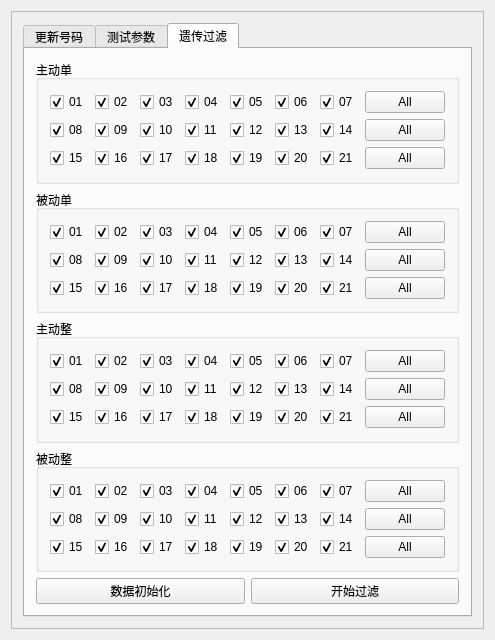
This is mainwindow.ui in samksan/QTCP115 as Qt 5 draws it before an edit. The edited form follows.
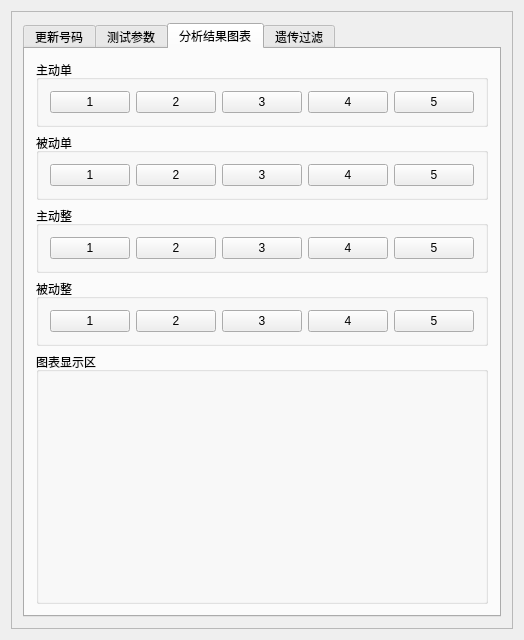
This is the edited form.

```diff
--- a/mainwindow.ui
+++ b/mainwindow.ui
@@ -31,8 +31,8 @@
         <rect>
          <x>0</x>
          <y>0</y>
-         <width>460</width>
-         <height>620</height>
+         <width>461</width>
+         <height>603</height>
         </rect>
        </property>
        <layout class="QVBoxLayout" name="verticalLayout_9">
@@ -1769,6 +1769,231 @@
             </item>
            </layout>
           </widget>
+          <widget class="QWidget" name="tab_chart">
+           <attribute name="title">
+            <string>分析结果图表</string>
+           </attribute>
+           <layout class="QVBoxLayout" name="verticalLayout_10">
+            <item>
+             <widget class="QGroupBox" name="groupBox_5">
+              <property name="sizePolicy">
+               <sizepolicy hsizetype="Preferred" vsizetype="Minimum">
+                <horstretch>0</horstretch>
+                <verstretch>0</verstretch>
+               </sizepolicy>
+              </property>
+              <property name="title">
+               <string>主动单</string>
+              </property>
+              <layout class="QHBoxLayout" name="horizontalLayout_21">
+               <item>
+                <widget class="QPushButton" name="chart_zdd_1">
+                 <property name="text">
+                  <string>1</string>
+                 </property>
+                </widget>
+               </item>
+               <item>
+                <widget class="QPushButton" name="chart_zdd_2">
+                 <property name="text">
+                  <string>2</string>
+                 </property>
+                </widget>
+               </item>
+               <item>
+                <widget class="QPushButton" name="chart_zdd_3">
+                 <property name="text">
+                  <string>3</string>
+                 </property>
+                </widget>
+               </item>
+               <item>
+                <widget class="QPushButton" name="chart_zdd_4">
+                 <property name="text">
+                  <string>4</string>
+                 </property>
+                </widget>
+               </item>
+               <item>
+                <widget class="QPushButton" name="chart_zdd_5">
+                 <property name="text">
+                  <string>5</string>
+                 </property>
+                </widget>
+               </item>
+              </layout>
+             </widget>
+            </item>
+            <item>
+             <widget class="QGroupBox" name="groupBox_6">
+              <property name="sizePolicy">
+               <sizepolicy hsizetype="Preferred" vsizetype="Minimum">
+                <horstretch>0</horstretch>
+                <verstretch>0</verstretch>
+               </sizepolicy>
+              </property>
+              <property name="title">
+               <string>被动单</string>
+              </property>
+              <layout class="QHBoxLayout" name="horizontalLayout_22">
+               <item>
+                <widget class="QPushButton" name="chart_bdd_1">
+                 <property name="text">
+                  <string>1</string>
+                 </property>
+                </widget>
+               </item>
+               <item>
+                <widget class="QPushButton" name="chart_bdd_2">
+                 <property name="text">
+                  <string>2</string>
+                 </property>
+                </widget>
+               </item>
+               <item>
+                <widget class="QPushButton" name="chart_bdd_3">
+                 <property name="text">
+                  <string>3</string>
+                 </property>
+                </widget>
+               </item>
+               <item>
+                <widget class="QPushButton" name="chart_bdd_4">
+                 <property name="text">
+                  <string>4</string>
+                 </property>
+                </widget>
+               </item>
+               <item>
+                <widget class="QPushButton" name="chart_bdd_5">
+                 <property name="text">
+                  <string>5</string>
+                 </property>
+                </widget>
+               </item>
+              </layout>
+             </widget>
+            </item>
+            <item>
+             <widget class="QGroupBox" name="groupBox_7">
+              <property name="sizePolicy">
+               <sizepolicy hsizetype="Preferred" vsizetype="Minimum">
+                <horstretch>0</horstretch>
+                <verstretch>0</verstretch>
+               </sizepolicy>
+              </property>
+              <property name="title">
+               <string>主动整</string>
+              </property>
+              <layout class="QHBoxLayout" name="horizontalLayout_23">
+               <item>
+                <widget class="QPushButton" name="chart_zdz_1">
+                 <property name="text">
+                  <string>1</string>
+                 </property>
+                </widget>
+               </item>
+               <item>
+                <widget class="QPushButton" name="chart_zdz_2">
+                 <property name="text">
+                  <string>2</string>
+                 </property>
+                </widget>
+               </item>
+               <item>
+                <widget class="QPushButton" name="chart_zdz_3">
+                 <property name="text">
+                  <string>3</string>
+                 </property>
+                </widget>
+               </item>
+               <item>
+                <widget class="QPushButton" name="chart_zdz_4">
+                 <property name="text">
+                  <string>4</string>
+                 </property>
+                </widget>
+               </item>
+               <item>
+                <widget class="QPushButton" name="chart_zdz_5">
+                 <property name="text">
+                  <string>5</string>
+                 </property>
+                </widget>
+               </item>
+              </layout>
+             </widget>
+            </item>
+            <item>
+             <widget class="QGroupBox" name="groupBox_8">
+              <property name="sizePolicy">
+               <sizepolicy hsizetype="Preferred" vsizetype="Minimum">
+                <horstretch>0</horstretch>
+                <verstretch>0</verstretch>
+               </sizepolicy>
+              </property>
+              <property name="title">
+               <string>被动整</string>
+              </property>
+              <layout class="QHBoxLayout" name="horizontalLayout_24">
+               <item>
+                <widget class="QPushButton" name="chart_bdz_1">
+                 <property name="text">
+                  <string>1</string>
+                 </property>
+                </widget>
+               </item>
+               <item>
+                <widget class="QPushButton" name="chart_bdz_2">
+                 <property name="text">
+                  <string>2</string>
+                 </property>
+                </widget>
+               </item>
+               <item>
+                <widget class="QPushButton" name="chart_bdz_3">
+                 <property name="text">
+                  <string>3</string>
+                 </property>
+                </widget>
+               </item>
+               <item>
+                <widget class="QPushButton" name="chart_bdz_4">
+                 <property name="text">
+                  <string>4</string>
+                 </property>
+                </widget>
+               </item>
+               <item>
+                <widget class="QPushButton" name="chart_bdz_5">
+                 <property name="text">
+                  <string>5</string>
+                 </property>
+                </widget>
+               </item>
+              </layout>
+             </widget>
+            </item>
+            <item>
+             <widget class="QGroupBox" name="groupBox_chart">
+              <property name="sizePolicy">
+               <sizepolicy hsizetype="Preferred" vsizetype="Expanding">
+                <horstretch>0</horstretch>
+                <verstretch>0</verstretch>
+               </sizepolicy>
+              </property>
+              <property name="title">
+               <string>图表显示区</string>
+              </property>
+              <layout class="QVBoxLayout" name="verticalLayout_11">
+               <item>
+                <layout class="QHBoxLayout" name="horizontalLayout_chart"/>
+               </item>
+              </layout>
+             </widget>
+            </item>
+           </layout>
+          </widget>
           <widget class="QWidget" name="tab_analysis">
            <attribute name="title">
             <string>遗传过滤</string>
```
Left out of the diff: 6 changed lines with no effect on the pictures.
